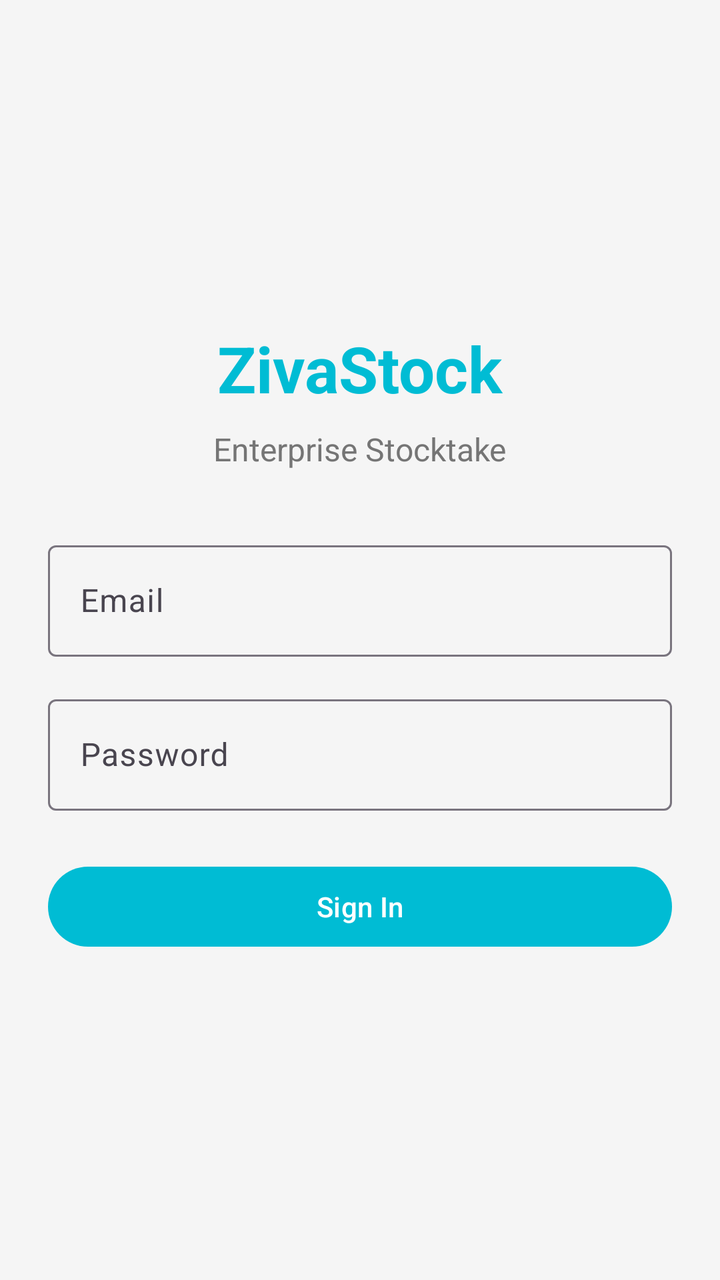
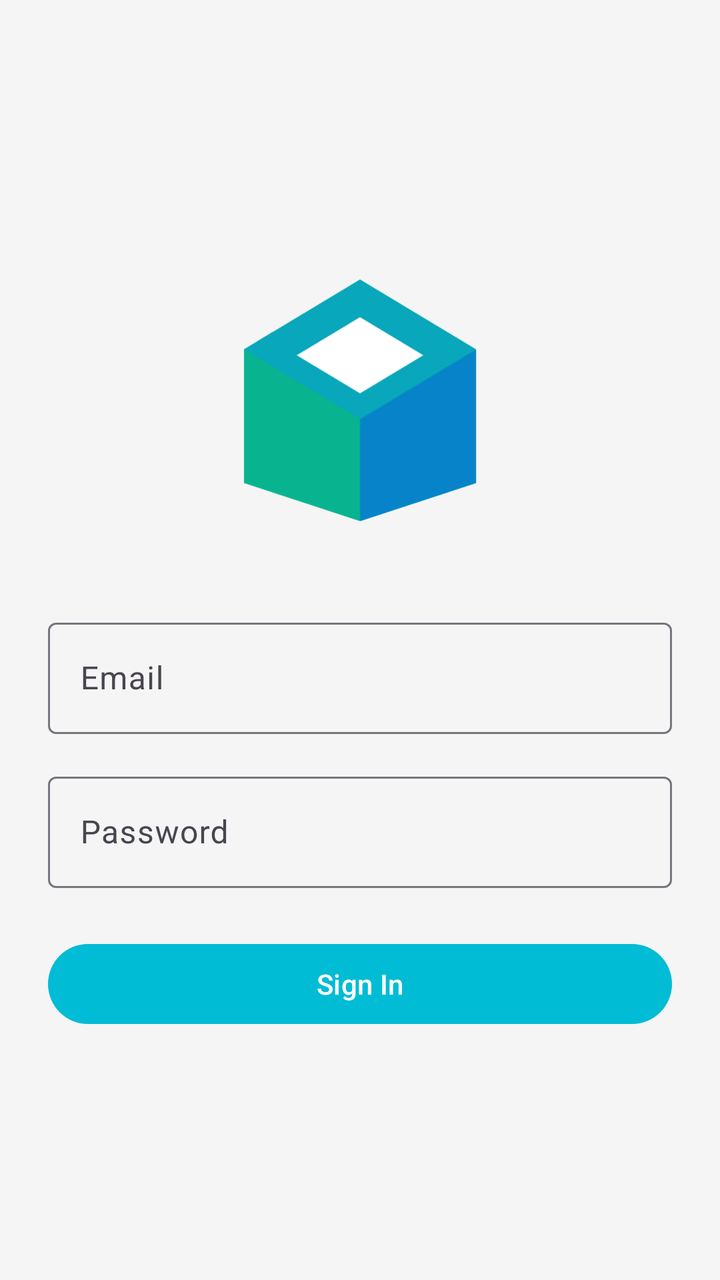

An Android layout rendered at two revisions. The XML below is the earlier revision; the diff shows what the commit changed to produce the second picture.
<!-- AndroidManifest.xml: activity theme Theme.ZivaStock.NoActionBar -->
<!-- res/layout/activity_login.xml -->
<?xml version="1.0" encoding="utf-8"?>
<ScrollView xmlns:android="http://schemas.android.com/apk/res/android"
    xmlns:app="http://schemas.android.com/apk/res-auto"
    android:layout_width="match_parent"
    android:layout_height="match_parent"
    android:fillViewport="true">

    <LinearLayout
        android:layout_width="match_parent"
        android:layout_height="wrap_content"
        android:gravity="center"
        android:orientation="vertical"
        android:padding="24dp">

        <TextView
            android:layout_width="wrap_content"
            android:layout_height="wrap_content"
            android:text="ZivaStock"
            android:textColor="@color/primary"
            android:textSize="32sp"
            android:textStyle="bold" />

        <TextView
            android:layout_width="wrap_content"
            android:layout_height="wrap_content"
            android:layout_marginTop="8dp"
            android:text="Enterprise Stocktake"
            android:textColor="@color/text_secondary"
            android:textSize="16sp" />

        <com.google.android.material.textfield.TextInputLayout
            android:layout_width="match_parent"
            android:layout_height="wrap_content"
            android:layout_marginTop="32dp"
            android:hint="@string/email">

            <com.google.android.material.textfield.TextInputEditText
                android:id="@+id/etEmail"
                android:layout_width="match_parent"
                android:layout_height="wrap_content"
                android:inputType="textEmailAddress" />
        </com.google.android.material.textfield.TextInputLayout>

        <com.google.android.material.textfield.TextInputLayout
            android:layout_width="match_parent"
            android:layout_height="wrap_content"
            android:layout_marginTop="16dp"
            android:hint="@string/password">

            <com.google.android.material.textfield.TextInputEditText
                android:id="@+id/etPassword"
                android:layout_width="match_parent"
                android:layout_height="wrap_content"
                android:inputType="textPassword" />
        </com.google.android.material.textfield.TextInputLayout>

        <com.google.android.material.button.MaterialButton
            android:id="@+id/btnLogin"
            android:layout_width="match_parent"
            android:layout_height="wrap_content"
            android:layout_marginTop="24dp"
            android:text="@string/sign_in" />

        <ProgressBar
            android:id="@+id/progressBar"
            android:layout_width="wrap_content"
            android:layout_height="wrap_content"
            android:layout_marginTop="16dp"
            android:visibility="gone" />

    </LinearLayout>
</ScrollView>
<!-- resources referenced by this layout -->
<resources>
  <color name="primary">#00BCD4</color>
  <color name="text_secondary">#757575</color>
  <string name="email">Email</string>
  <string name="password">Password</string>
  <string name="sign_in">Sign In</string>
  <style name="Theme.ZivaStock.NoActionBar" parent="Theme.ZivaStock">
          <item name="windowActionBar">false</item>
          <item name="windowNoTitle">true</item>
      </style>
  <style name="Theme.ZivaStock" parent="Theme.Material3.DayNight.NoActionBar">
          <item name="colorPrimary">@color/primary</item>
          <item name="colorPrimaryDark">@color/primary_dark</item>
          <item name="colorAccent">@color/accent</item>
          <item name="android:colorBackground">@color/background</item>
      </style>
  <color name="primary_dark">#0097A7</color>
  <color name="accent">#FF4081</color>
  <color name="background">#F5F5F5</color>
</resources>

<!-- the commit's change to res/layout/activity_login.xml (unified diff, before → after) -->
@@ -12,21 +12,12 @@
         android:orientation="vertical"
         android:padding="24dp">
 
-        <TextView
-            android:layout_width="wrap_content"
-            android:layout_height="wrap_content"
-            android:text="ZivaStock"
-            android:textColor="@color/primary"
-            android:textSize="32sp"
-            android:textStyle="bold" />
-
-        <TextView
-            android:layout_width="wrap_content"
-            android:layout_height="wrap_content"
-            android:layout_marginTop="8dp"
-            android:text="Enterprise Stocktake"
-            android:textColor="@color/text_secondary"
-            android:textSize="16sp" />
+        <ImageView
+            android:layout_width="match_parent"
+            android:layout_height="150dp"
+            android:contentDescription="@string/app_name"
+            android:scaleType="fitCenter"
+            android:src="@drawable/ic_launcher" />
 
         <com.google.android.material.textfield.TextInputLayout
             android:layout_width="match_parent"
<!-- resource entries referenced after the edit -->
@@ -1,7 +1,27 @@
 <!-- resources referenced by this layout -->
 <resources>
+  <!-- drawable ic_launcher (drawable) -->
+  <?xml version="1.0" encoding="utf-8"?>
+  <vector xmlns:android="http://schemas.android.com/apk/res/android"
+      android:width="108dp"
+      android:height="108dp"
+      android:viewportWidth="512"
+      android:viewportHeight="512">
+      <path
+          android:fillColor="#08B48F"
+          android:pathData="M256,54 L454,173 L454,401 L256,466 L58,401 L58,173 Z" />
+      <path
+          android:fillColor="#0784C9"
+          android:pathData="M256,54 L454,173 L454,401 L256,466 L256,292 L454,173 Z" />
+      <path
+          android:fillColor="#08A7BB"
+          android:pathData="M58,173 L256,292 L454,173 L256,54 Z M172,242 L221,212 L107,143 L58,173 Z" />
+      <path
+          android:fillColor="#FFFFFF"
+          android:pathData="M256,118 L364,183 L256,248 L148,183 Z" />
+  </vector>
+  <string name="app_name">ZivaStock</string>
   <color name="primary">#00BCD4</color>
-  <color name="text_secondary">#757575</color>
   <string name="email">Email</string>
   <string name="password">Password</string>
   <string name="sign_in">Sign In</string>
